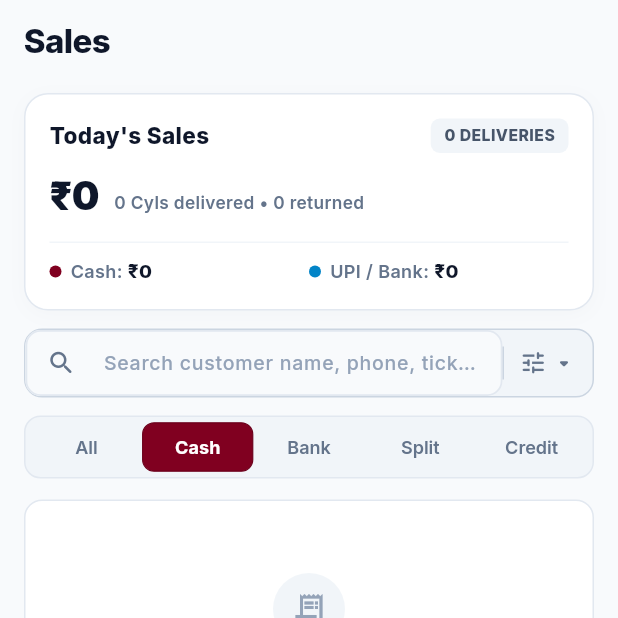
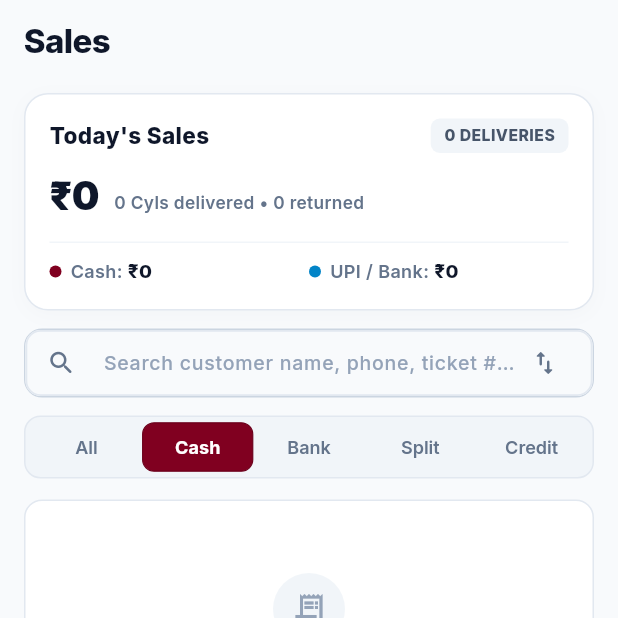
Before and after one commit to ajil212390/VanSalesSystemFull, a Flutter app: the OrdersScreen screen opened directly, on a phone screen of 412 x 824 dp, the top half of it. Run offline on Flutter 3.47's test engine with Material 3 defaults, Android fonts, the phone set to English and light mode, and no system bars; our stand-ins replace google_fonts, share_plus, shared_preferences; accounts and stored records are empty; network calls fail.

Commit message:
feat: add core views, driver orders screen, and payment list page

```diff
--- a/driver_app/lib/screens/orders_screen.dart
+++ b/driver_app/lib/screens/orders_screen.dart
@@ -229,7 +229,7 @@ class _OrdersScreenState extends State<OrdersScreen> with WidgetsBindingObserver
   );
 }
 
-  // ================= 1. SEARCH BAR WITH SORTING DROPDOWN =================
+  // ================= 1. SEARCH BAR WITH SEAMLESSLY BLENDED SORT ICON =================
   Widget _buildSearchBar() {
     final isFocused = _searchFocusNode.hasFocus;
 
@@ -244,10 +244,7 @@ class _OrdersScreenState extends State<OrdersScreen> with WidgetsBindingObserver
           width: isFocused ? 1.4 : 1.0,
         ),
       ),
-      child: Row(
-        crossAxisAlignment: CrossAxisAlignment.center,
-        children: [
-          Expanded(
+      child: Center(
         child: TextField(
           controller: _searchController,
           focusNode: _searchFocusNode,
@@ -272,82 +269,102 @@ class _OrdersScreenState extends State<OrdersScreen> with WidgetsBindingObserver
               color: isFocused ? const Color(0xFF800020) : const Color(0xFF64748B),
               size: 20,
             ),
-                suffixIcon: _searchQuery.isNotEmpty
-                    ? IconButton(
-                        splashRadius: 18,
-                        icon: const Icon(Icons.cancel_rounded, size: 18, color: Color(0xFF64748B)),
-                        onPressed: () {
+            suffixIcon: Row(
+              mainAxisSize: MainAxisSize.min,
+              crossAxisAlignment: CrossAxisAlignment.center,
+              children: [
+                if (_searchQuery.isNotEmpty)
+                  GestureDetector(
+                    onTap: () {
                       _searchController.clear();
                       setState(() => _searchQuery = '');
                     },
-                      )
-                    : null,
+                    child: const Padding(
+                      padding: EdgeInsets.symmetric(horizontal: 4),
+                      child: Icon(Icons.cancel_rounded, size: 18, color: Color(0xFF94A3B8)),
+                    ),
+                  ),
+                _buildSortMenu(),
+                const SizedBox(width: 6),
+              ],
+            ),
             border: InputBorder.none,
             isDense: true,
             contentPadding: const EdgeInsets.symmetric(horizontal: 14, vertical: 12),
           ),
         ),
       ),
-          // Subtle Divider
-          Container(
-            width: 1,
-            height: 22,
-            color: const Color(0xFFCBD5E1),
-          ),
-          // Sort Options Dropdown Menu Button at right end
-          _buildSortMenu(),
-        ],
-      ),
-    );
-  }
-
-  // ================= 1.1 SORT DROPDOWN MENU =================
+    );
+  }
+
+  // ================= 1.1 SEAMLESS BLENDED SORT DROPDOWN =================
   Widget _buildSortMenu() {
     final isCustomSort = _selectedSort != 'newest';
 
-    return PopupMenuButton<String>(
+    return Theme(
+      data: Theme.of(context).copyWith(
+        splashColor: Colors.transparent,
+        highlightColor: Colors.transparent,
+      ),
+      child: PopupMenuButton<String>(
         tooltip: 'Sort sales',
         initialValue: _selectedSort,
+        offset: const Offset(0, 38),
+        elevation: 8,
+        shadowColor: const Color(0x1F0F172A),
+        shape: RoundedRectangleBorder(
+          borderRadius: BorderRadius.circular(14),
+          side: const BorderSide(color: Color(0xFFE2E8F0), width: 1),
+        ),
+        color: Colors.white,
+        padding: EdgeInsets.zero,
         onSelected: (String value) {
           setState(() {
             _selectedSort = value;
           });
         },
-      position: PopupMenuPosition.under,
-      shape: RoundedRectangleBorder(
-        borderRadius: BorderRadius.circular(12),
-        side: const BorderSide(color: Color(0xFFE2E8F0)),
-      ),
-      color: Colors.white,
-      elevation: 6,
-      splashRadius: 20,
-      child: Padding(
-        padding: const EdgeInsets.symmetric(horizontal: 10, vertical: 8),
-        child: Row(
-          mainAxisSize: MainAxisSize.min,
+        child: Container(
+          width: 32,
+          height: 32,
+          decoration: BoxDecoration(
+            color: isCustomSort ? const Color(0xFFFDF2F4) : Colors.transparent,
+            borderRadius: BorderRadius.circular(8),
+          ),
+          child: Center(
+            child: Stack(
+              alignment: Alignment.center,
               children: [
                 Icon(
-              Icons.tune_rounded,
-              size: 19,
+                  Icons.swap_vert_rounded,
+                  size: 20,
                   color: isCustomSort ? const Color(0xFF800020) : const Color(0xFF64748B),
                 ),
-            const SizedBox(width: 2),
-            Icon(
-              Icons.arrow_drop_down_rounded,
-              size: 18,
-              color: isCustomSort ? const Color(0xFF800020) : const Color(0xFF64748B),
-            ),
-          ],
+                if (isCustomSort)
+                  Positioned(
+                    top: 4,
+                    right: 4,
+                    child: Container(
+                      width: 5,
+                      height: 5,
+                      decoration: const BoxDecoration(
+                        color: Color(0xFF800020),
+                        shape: BoxShape.circle,
+                      ),
+                    ),
+                  ),
+              ],
+            ),
           ),
         ),
         itemBuilder: (BuildContext context) => <PopupMenuEntry<String>>[
           PopupMenuItem<String>(
             value: 'newest',
+            height: 42,
             child: Row(
               children: [
                 Icon(
                   Icons.access_time_rounded,
-                size: 18,
+                  size: 17,
                   color: _selectedSort == 'newest' ? const Color(0xFF800020) : const Color(0xFF64748B),
                 ),
                 const SizedBox(width: 10),
@@ -355,24 +372,25 @@ class _OrdersScreenState extends State<OrdersScreen> with WidgetsBindingObserver
                   child: Text(
                     'Newest First (Default)',
                     style: GoogleFonts.inter(
-                    fontSize: 13,
+                      fontSize: 12.5,
                       fontWeight: _selectedSort == 'newest' ? FontWeight.w700 : FontWeight.w500,
                       color: _selectedSort == 'newest' ? const Color(0xFF800020) : const Color(0xFF0F172A),
                     ),
                   ),
                 ),
                 if (_selectedSort == 'newest')
-                const Icon(Icons.check_rounded, size: 18, color: Color(0xFF800020)),
+                  const Icon(Icons.check_rounded, size: 17, color: Color(0xFF800020)),
               ],
             ),
           ),
           PopupMenuItem<String>(
             value: 'oldest',
+            height: 42,
             child: Row(
               children: [
                 Icon(
                   Icons.history_rounded,
-                size: 18,
+                  size: 17,
                   color: _selectedSort == 'oldest' ? const Color(0xFF800020) : const Color(0xFF64748B),
                 ),
                 const SizedBox(width: 10),
@@ -380,25 +398,26 @@ class _OrdersScreenState extends State<OrdersScreen> with WidgetsBindingObserver
                   child: Text(
                     'Oldest First',
                     style: GoogleFonts.inter(
-                    fontSize: 13,
+                      fontSize: 12.5,
                       fontWeight: _selectedSort == 'oldest' ? FontWeight.w700 : FontWeight.w500,
                       color: _selectedSort == 'oldest' ? const Color(0xFF800020) : const Color(0xFF0F172A),
                     ),
                   ),
                 ),
                 if (_selectedSort == 'oldest')
-                const Icon(Icons.check_rounded, size: 18, color: Color(0xFF800020)),
+                  const Icon(Icons.check_rounded, size: 17, color: Color(0xFF800020)),
               ],
             ),
           ),
           const PopupMenuDivider(height: 1),
           PopupMenuItem<String>(
             value: 'price_high_low',
+            height: 42,
             child: Row(
               children: [
                 Icon(
                   Icons.arrow_downward_rounded,
-                size: 18,
+                  size: 17,
                   color: _selectedSort == 'price_high_low' ? const Color(0xFF800020) : const Color(0xFF64748B),
                 ),
                 const SizedBox(width: 10),
@@ -406,24 +425,25 @@ class _OrdersScreenState extends State<OrdersScreen> with WidgetsBindingObserver
                   child: Text(
                     'Price: High to Low',
                     style: GoogleFonts.inter(
-                    fontSize: 13,
+                      fontSize: 12.5,
                       fontWeight: _selectedSort == 'price_high_low' ? FontWeight.w700 : FontWeight.w500,
                       color: _selectedSort == 'price_high_low' ? const Color(0xFF800020) : const Color(0xFF0F172A),
                     ),
                   ),
                 ),
                 if (_selectedSort == 'price_high_low')
-                const Icon(Icons.check_rounded, size: 18, color: Color(0xFF800020)),
+                  const Icon(Icons.check_rounded, size: 17, color: Color(0xFF800020)),
               ],
             ),
           ),
           PopupMenuItem<String>(
             value: 'price_low_high',
+            height: 42,
             child: Row(
               children: [
                 Icon(
                   Icons.arrow_upward_rounded,
-                size: 18,
+                  size: 17,
                   color: _selectedSort == 'price_low_high' ? const Color(0xFF800020) : const Color(0xFF64748B),
                 ),
                 const SizedBox(width: 10),
@@ -431,18 +451,19 @@ class _OrdersScreenState extends State<OrdersScreen> with WidgetsBindingObserver
                   child: Text(
                     'Price: Low to High',
                     style: GoogleFonts.inter(
-                    fontSize: 13,
+                      fontSize: 12.5,
                       fontWeight: _selectedSort == 'price_low_high' ? FontWeight.w700 : FontWeight.w500,
                       color: _selectedSort == 'price_low_high' ? const Color(0xFF800020) : const Color(0xFF0F172A),
                     ),
                   ),
                 ),
                 if (_selectedSort == 'price_low_high')
-                const Icon(Icons.check_rounded, size: 18, color: Color(0xFF800020)),
-            ],
-          ),
-        ),
-      ],
+                  const Icon(Icons.check_rounded, size: 17, color: Color(0xFF800020)),
+              ],
+            ),
+          ),
+        ],
+      ),
     );
   }
 
```
Also changed, not shown: 2 other files. Lines whose indentation alone changed are shown as unchanged.
